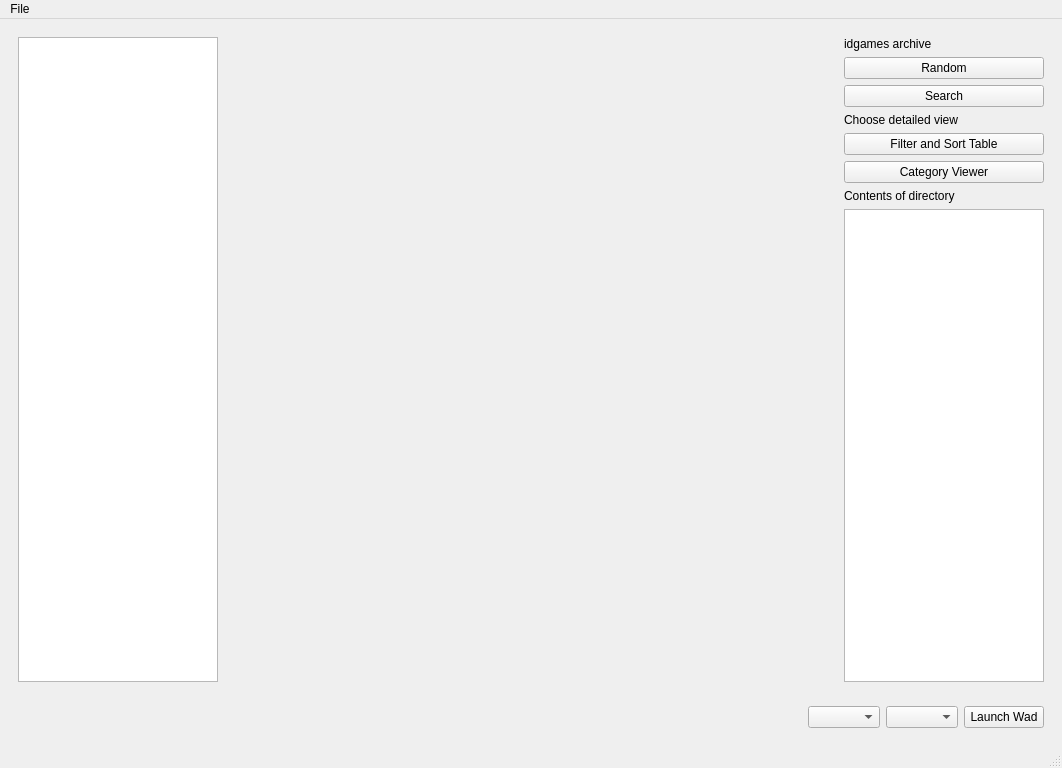
The window that src/main/resources/base/template/wadlauncher.ui (karlpet/WadLauncher) describes before a commit, drawn with Qt 5.
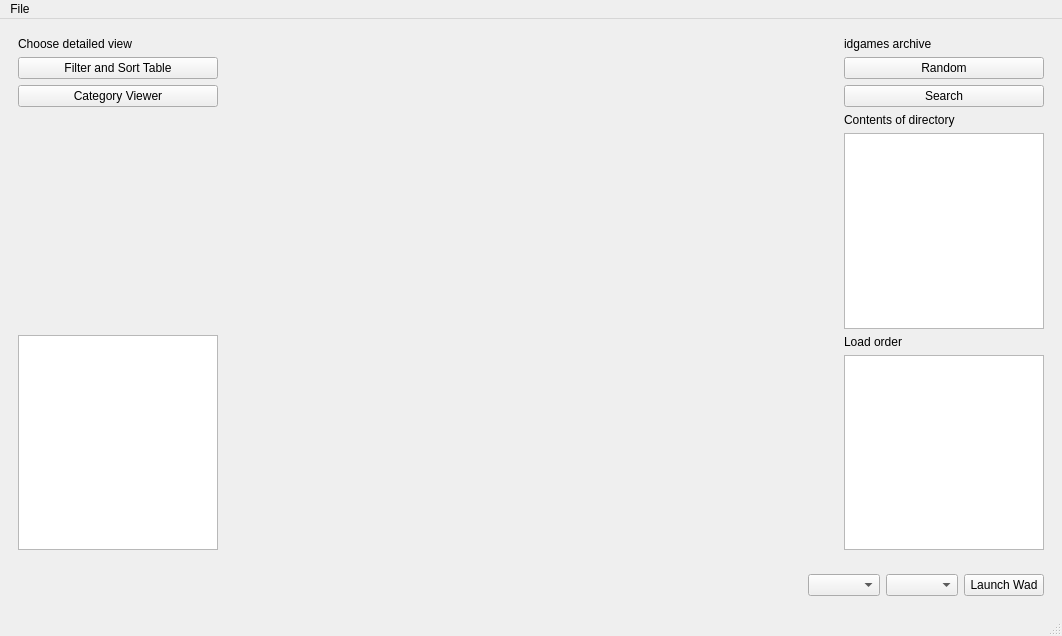
The same window after the commit.

Commit message: Adjust layout of UI before work on load order widget'

Diff of the .ui file:
```diff
--- a/src/main/resources/base/template/wadlauncher.ui
+++ b/src/main/resources/base/template/wadlauncher.ui
@@ -7,7 +7,7 @@
     <x>0</x>
     <y>0</y>
     <width>1062</width>
-    <height>768</height>
+    <height>636</height>
    </rect>
   </property>
   <property name="windowTitle">
@@ -37,6 +37,57 @@
         <property name="rightMargin">
          <number>0</number>
         </property>
+        <item>
+         <layout class="QVBoxLayout" name="sidebar_wadsview">
+          <property name="topMargin">
+           <number>0</number>
+          </property>
+          <item>
+           <widget class="QLabel" name="label_15">
+            <property name="sizePolicy">
+             <sizepolicy hsizetype="Fixed" vsizetype="Fixed">
+              <horstretch>0</horstretch>
+              <verstretch>0</verstretch>
+             </sizepolicy>
+            </property>
+            <property name="minimumSize">
+             <size>
+              <width>200</width>
+              <height>0</height>
+             </size>
+            </property>
+            <property name="text">
+             <string>Choose detailed view</string>
+            </property>
+           </widget>
+          </item>
+          <item>
+           <widget class="QPushButton" name="sidebar_wadsview_table">
+            <property name="text">
+             <string>Filter and Sort Table</string>
+            </property>
+           </widget>
+          </item>
+          <item>
+           <widget class="QPushButton" name="sidebar_wadsview_tree">
+            <property name="text">
+             <string>Category Viewer</string>
+            </property>
+           </widget>
+          </item>
+         </layout>
+        </item>
+        <item>
+         <widget class="QWidget" name="wad_info" native="true">
+          <property name="sizePolicy">
+           <sizepolicy hsizetype="Preferred" vsizetype="Expanding">
+            <horstretch>0</horstretch>
+            <verstretch>0</verstretch>
+           </sizepolicy>
+          </property>
+          <layout class="QVBoxLayout" name="verticalLayout_4"/>
+         </widget>
+        </item>
         <item>
          <widget class="QListView" name="wad_list">
           <property name="sizePolicy">
@@ -131,34 +182,6 @@
            </layout>
           </widget>
          </item>
-         <item>
-          <layout class="QVBoxLayout" name="sidebar_wadsview">
-           <property name="topMargin">
-            <number>0</number>
-           </property>
-           <item>
-            <widget class="QLabel" name="label_15">
-             <property name="text">
-              <string>Choose detailed view</string>
-             </property>
-            </widget>
-           </item>
-           <item>
-            <widget class="QPushButton" name="sidebar_wadsview_table">
-             <property name="text">
-              <string>Filter and Sort Table</string>
-             </property>
-            </widget>
-           </item>
-           <item>
-            <widget class="QPushButton" name="sidebar_wadsview_tree">
-             <property name="text">
-              <string>Category Viewer</string>
-             </property>
-            </widget>
-           </item>
-          </layout>
-         </item>
          <item>
           <widget class="QLabel" name="sidebar_waddir_label">
            <property name="text">
@@ -185,6 +208,16 @@
            </property>
           </widget>
          </item>
+         <item>
+          <widget class="QLabel" name="label">
+           <property name="text">
+            <string>Load order</string>
+           </property>
+          </widget>
+         </item>
+         <item>
+          <widget class="QListView" name="sidebar_loadorder"/>
+         </item>
         </layout>
        </widget>
       </item>
```
The commit also changes 2 other files.
